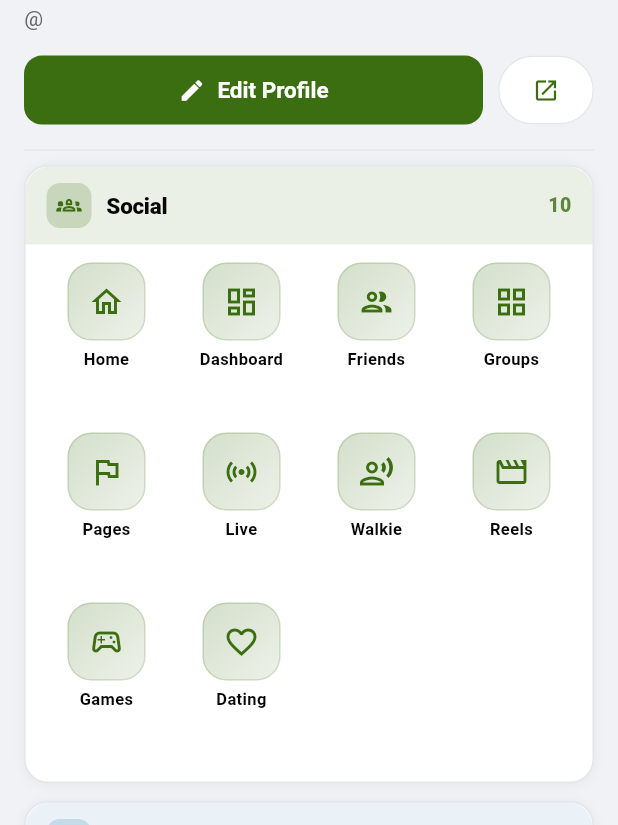
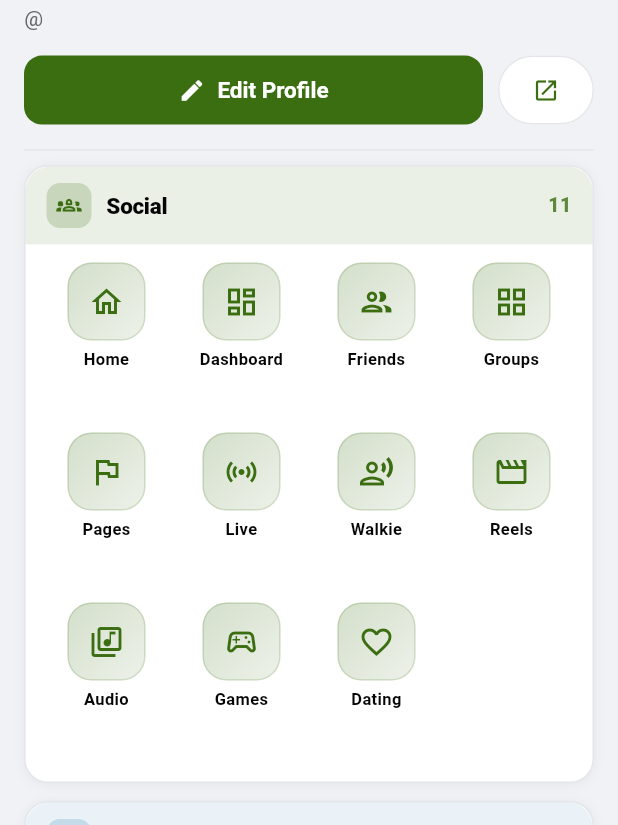
Before and after one commit to KoNyein/gwave.ai, a Flutter app: the ProfileScreen screen opened directly, on a phone screen of 412 x 824 dp, the part 411-1236 px from its top. Run offline on Flutter 3.47's test engine with Material 3 defaults, Android fonts, the phone set to English and light mode, and no system bars; our stand-ins replace app_links, audioplayers, cached_network_image, camera, flutter_blue_plus, flutter_map and 13 more; missing offline and left inert: apivideo_live_stream, flutter_webrtc, livekit_client, mobile_scanner, nearby_connections, nfc_manager and 4 more; accounts and stored records are empty; network calls fail; project files that could hold a hidden picture were left out.

```diff
--- a/mobile/lib/features/profile/profile_screen.dart
+++ b/mobile/lib/features/profile/profile_screen.dart
@@ -305,6 +305,7 @@ class ProfileScreen extends StatelessWidget {
         _MenuEntry(Icons.record_voice_over_outlined, "Walkie",
             native: _Native.talk),
         _MenuEntry(Icons.movie_outlined, "Reels", tab: 1),
+        _MenuEntry(Icons.library_music_outlined, "Audio", web: "/audio"),
         _MenuEntry(Icons.sports_esports_outlined, "Games",
             native: _Native.games),
         _MenuEntry(Icons.favorite_outline, "Dating", native: _Native.dating),
```
